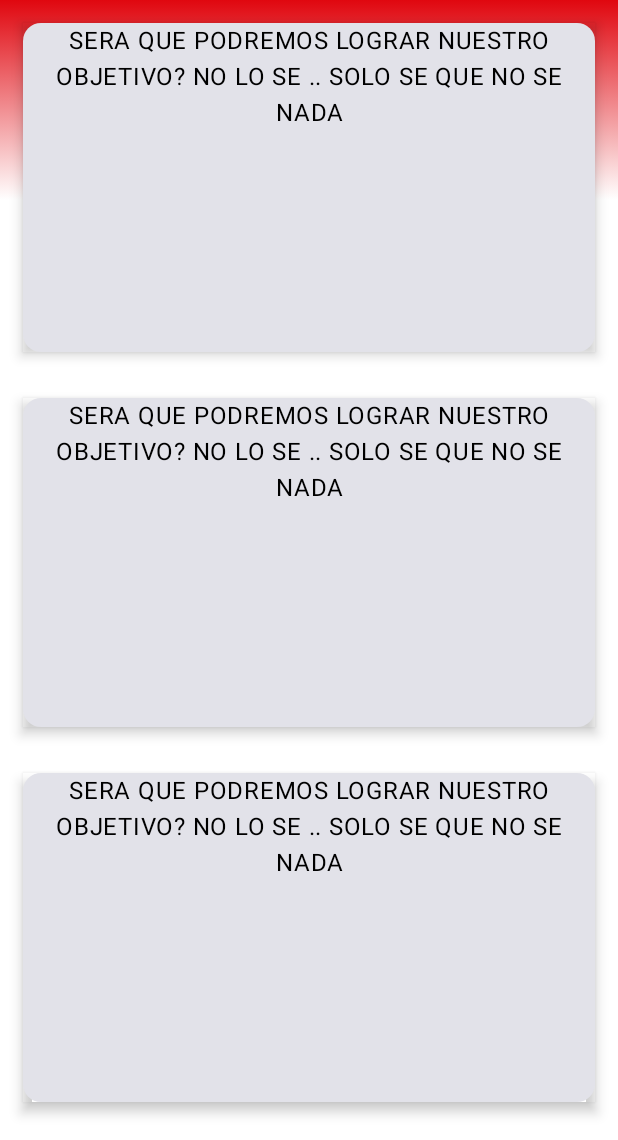
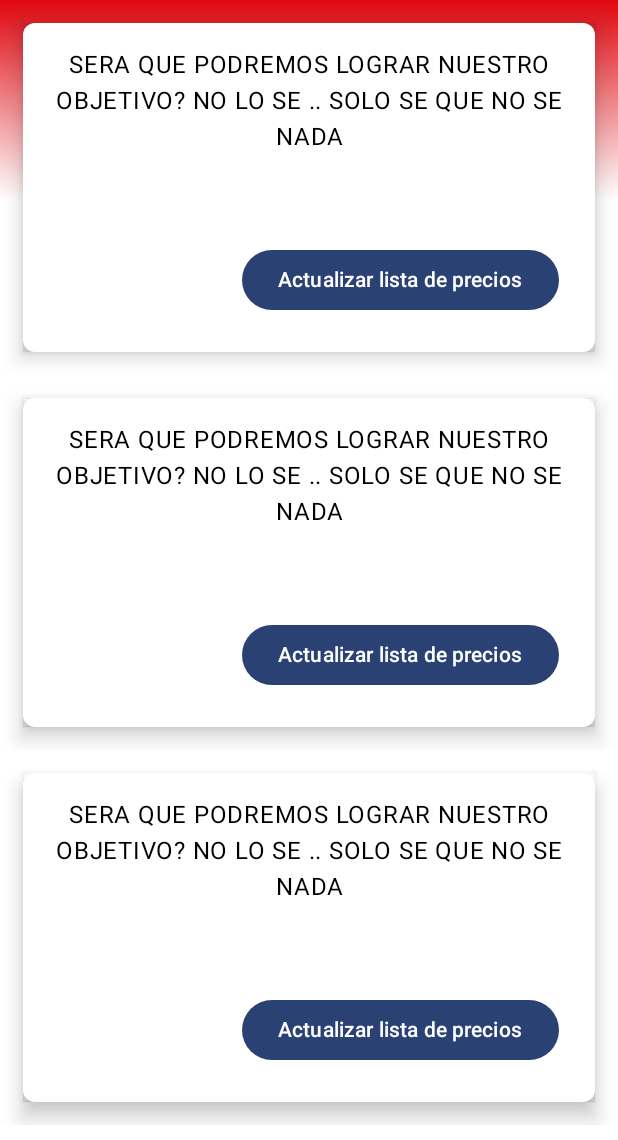
Before and after one commit to brunomendezz/app-01-mayo, an Android app built with Jetpack Compose: the HomeScreen screen opened through its navigation route, on a phone screen of 412 x 824 dp, the part 96-1236 px from its top. Run offline under Robolectric (Android 15) with nearby library versions, the light colour scheme and no system bars; our stand-ins replace Dagger/Hilt's generated code; 2 statements that could not run were skipped.

Commit message:
splashScreen

```diff
--- a/app/build.gradle
+++ b/app/build.gradle
@@ -65,6 +65,7 @@ dependencies {
     implementation 'androidx.compose.ui:ui'
     implementation 'androidx.compose.ui:ui-graphics'
     implementation 'androidx.compose.ui:ui-tooling-preview'
+    implementation 'androidx.core:core-splashscreen:1.0.1'
     testImplementation 'junit:junit:4.13.2'
     androidTestImplementation 'androidx.test.ext:junit:1.1.5'
     androidTestImplementation 'androidx.test.espresso:espresso-core:3.5.1'
--- a/app/src/main/java/com/mayorista/oscar/mayoristaoscar/navigation/AppNavigation.kt
+++ b/app/src/main/java/com/mayorista/oscar/mayoristaoscar/navigation/AppNavigation.kt
@@ -1,18 +1,24 @@
 package com.mayorista.oscar.mayoristaoscar.navigation
 
 import androidx.compose.runtime.Composable
+import androidx.core.splashscreen.SplashScreen
 import androidx.navigation.compose.NavHost
 import androidx.navigation.compose.composable
 import androidx.navigation.compose.rememberNavController
 import com.mayorista.oscar.mayoristaoscar.ui.screens.HomeScreen
 import com.mayorista.oscar.mayoristaoscar.ui.screens.PantallaMapa
+import com.mayorista.oscar.mayoristaoscar.ui.screens.SplashScreen
 import com.mayorista.oscar.mayoristaoscar.ui.viewmodel.MainViewModel
 
 @Composable
 fun AppNavigation(viewModel: MainViewModel) {
     val navController = rememberNavController()
 
-    NavHost(navController = navController, startDestination =AppScreens.HomeScreen.route){
+    NavHost(navController = navController, startDestination =AppScreens.SplashScreen.route){
+        composable(route = AppScreens.SplashScreen.route){
+            SplashScreen(navController = navController)
+        }
+
         composable(route = AppScreens.HomeScreen.route){
             viewModel.screenUbication = "home_screen"
             HomeScreen(navController)
--- a/app/src/main/java/com/mayorista/oscar/mayoristaoscar/navigation/AppScreens.kt
+++ b/app/src/main/java/com/mayorista/oscar/mayoristaoscar/navigation/AppScreens.kt
@@ -6,4 +6,6 @@ sealed class AppScreens(val route:String){
     object HomeScreen:AppScreens("home_screen")
     object MapScreen:AppScreens("map_screen")
 
+    object SplashScreen:AppScreens("splash_screen")
+
 }
--- a/app/src/main/java/com/mayorista/oscar/mayoristaoscar/ui/screens/HomeScreen.kt
+++ b/app/src/main/java/com/mayorista/oscar/mayoristaoscar/ui/screens/HomeScreen.kt
@@ -1,19 +1,21 @@
 package com.mayorista.oscar.mayoristaoscar.ui.screens
 
-import android.graphics.drawable.shapes.RectShape
 import androidx.compose.foundation.background
+import androidx.compose.foundation.layout.Arrangement
 import androidx.compose.foundation.layout.Box
 import androidx.compose.foundation.layout.Column
 import androidx.compose.foundation.layout.Row
+import androidx.compose.foundation.layout.Spacer
 import androidx.compose.foundation.layout.fillMaxSize
 import androidx.compose.foundation.layout.fillMaxWidth
 import androidx.compose.foundation.layout.height
 import androidx.compose.foundation.layout.padding
 import androidx.compose.foundation.layout.size
-import androidx.compose.foundation.layout.width
 import androidx.compose.foundation.lazy.LazyColumn
+import androidx.compose.foundation.shape.RoundedCornerShape
 import androidx.compose.material.icons.Icons
 import androidx.compose.material.icons.rounded.LocationOn
+import androidx.compose.material3.Button
 import androidx.compose.material3.Card
 import androidx.compose.material3.CardDefaults
 import androidx.compose.material3.ExperimentalMaterial3Api
@@ -45,9 +47,11 @@ fun HomeScreen(navController: NavHostController) {
     Scaffold(
         topBar = { Toolbar(navController) }
     ) {
-        Column(modifier = Modifier
+        Column(
+            modifier = Modifier
                 .fillMaxSize()
-            .padding(it)){
+                .padding(it)
+        ) {
 
             ContentHomeScreen()
 
@@ -87,7 +91,7 @@ fun Toolbar(navController: NavController) {
             TopAppBarActionButton(
                 imageVector = Icons.Rounded.LocationOn,
                 description = "Ubications Icon",
-                onClick = {navController.navigate(route = AppScreens.MapScreen.route)}
+                onClick = { navController.navigate(route = AppScreens.MapScreen.route) }
             )
         },
         modifier = Modifier.shadow(0.dp)
@@ -112,18 +116,23 @@ fun TopAppBarActionButton(
 
 
 @Composable
-fun ContentHomeScreen(){
-    Box(modifier =Modifier
+fun ContentHomeScreen() {
+    Box(
+        modifier = Modifier
             .fillMaxSize()
-        .background(   brush = Brush.verticalGradient(
+            .background(
+                brush = Brush.verticalGradient(
                     colors = listOf(Color(0xFFE0070F), Color(0xFFFFFFFF)),
                     startY = 0f,
-            endY = 200f))){
+                    endY = 200f
+                )
+            )
+    ) {
         LazyColumn(
             Modifier
                 .align(Alignment.Center)
                 .fillMaxSize()
-          ){
+        ) {
 
             item {
                 Box(
@@ -140,32 +149,36 @@ fun ContentHomeScreen(){
                     CardPdf(Modifier.align(Alignment.TopCenter))
                 }
             }
-                item{
-                    Box(modifier =Modifier
+            item {
+                Box(
+                    modifier = Modifier
                         .fillMaxWidth()
                         .background(Color.White)
                 ) {
                     CardPdf(Modifier.align(Alignment.TopCenter))
                 }
             }
-            item{
-                Box(modifier =Modifier
+            item {
+                Box(
+                    modifier = Modifier
                         .fillMaxWidth()
                         .background(Color.White)
                 ) {
                     CardPdf(Modifier.align(Alignment.TopCenter))
                 }
             }
-            item{
-                Box(modifier =Modifier
+            item {
+                Box(
+                    modifier = Modifier
                         .fillMaxWidth()
                         .background(Color.White)
                 ) {
                     CardPdf(Modifier.align(Alignment.TopCenter))
                 }
             }
-            item{
-                Box(modifier =Modifier
+            item {
+                Box(
+                    modifier = Modifier
                         .fillMaxWidth()
                         .background(Color.White)
                 ) {
@@ -174,10 +187,6 @@ fun ContentHomeScreen(){
             }
 
         }
-
-
-
-
 
 
     }
@@ -193,12 +202,32 @@ fun CardPdf(modifier: Modifier) {
             .fillMaxWidth()
             .height(250.dp)
             .padding(15.dp)
-            .shadow(5.dp), // Ajusta el valor de elevación según tus preferencias
+            .shadow(8.dp), // Ajusta el valor de elevación según tus preferencias
+        shape = RoundedCornerShape(8.dp),
+      elevation = CardDefaults.elevatedCardElevation(8.dp),
+       colors = CardDefaults.cardColors(containerColor = Color.White)
+
+    ) {
+        Column(
+            modifier = Modifier.padding(16.dp)
         ) {
             Text(
                 text = "SERA QUE PODREMOS LOGRAR NUESTRO OBJETIVO? NO LO SE .. SOLO SE QUE NO SE NADA",
                 textAlign = TextAlign.Center,
                 color = Color.Black
             )
+            Spacer(modifier = Modifier.weight(1f))
+            Row(
+                modifier = Modifier.fillMaxWidth(),
+                horizontalArrangement = Arrangement.End
+            ) {
+                Button(
+                    onClick = { /* Acción al hacer clic */ },
+                    modifier = Modifier.padding(top = 8.dp, bottom = 8.dp, end = 8.dp)
+                ) {
+                    Text(text = "Actualizar lista de precios")
                 }
             }
+        }
+    }
+}
```
Lines whose indentation alone changed are shown as unchanged.
